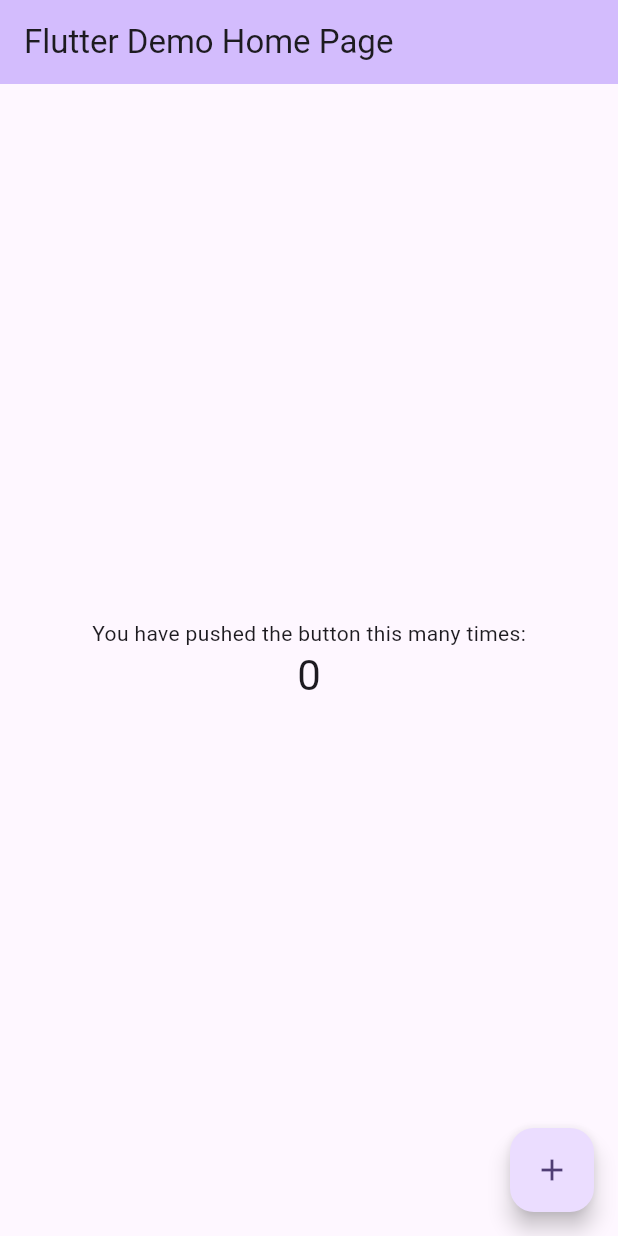
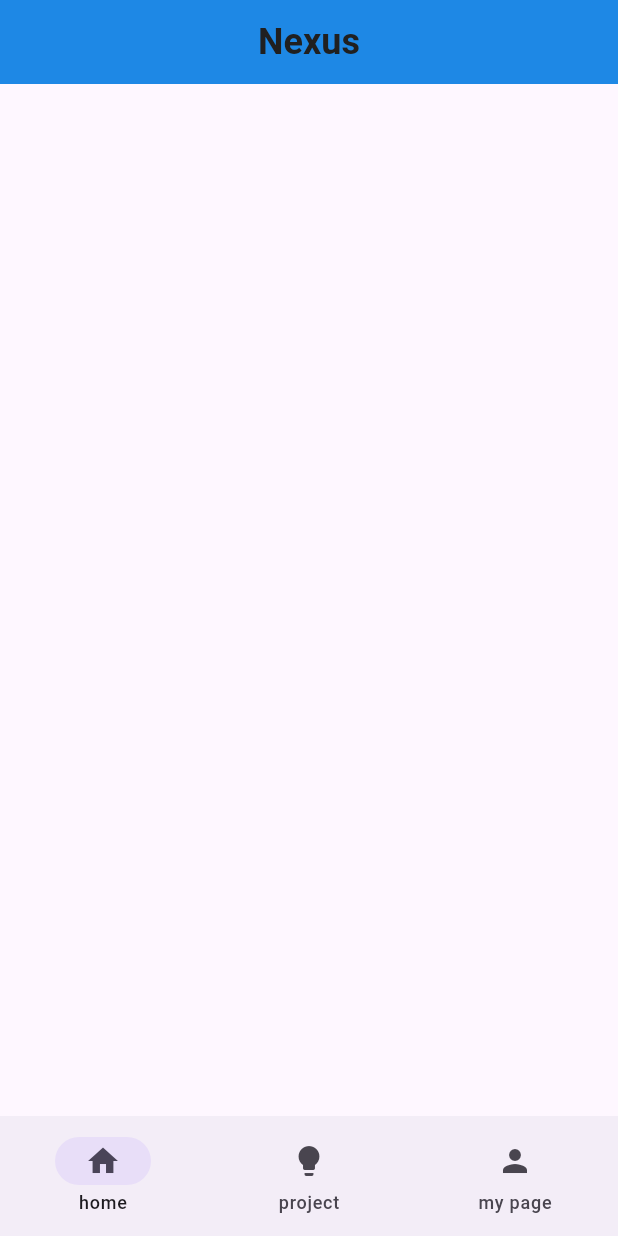
Before and after one commit to 976520/nexus-app, a Flutter app: the screen it shows after launch, on a phone screen of 412 x 824 dp. Run offline on Flutter 3.47's test engine with Material 3 defaults, Android fonts, the phone set to English and light mode, and no system bars.

```diff
--- a/lib/main.dart
+++ b/lib/main.dart
@@ -1,125 +1,76 @@
 import 'package:flutter/material.dart';
 
 void main() {
-  runApp(const MyApp());
+  runApp(const App());
 }
 
-class MyApp extends StatelessWidget {
-  const MyApp({super.key});
+class App extends StatelessWidget {
+  const App({super.key});
 
-  // This widget is the root of your application.
   @override
   Widget build(BuildContext context) {
     return MaterialApp(
       title: 'Flutter Demo',
       theme: ThemeData(
-        // This is the theme of your application.
-        //
-        // TRY THIS: Try running your application with "flutter run". You'll see
-        // the application has a purple toolbar. Then, without quitting the app,
-        // try changing the seedColor in the colorScheme below to Colors.green
-        // and then invoke "hot reload" (save your changes or press the "hot
-        // reload" button in a Flutter-supported IDE, or press "r" if you used
-        // the command line to start the app).
-        //
-        // Notice that the counter didn't reset back to zero; the application
-        // state is not lost during the reload. To reset the state, use hot
-        // restart instead.
-        //
-        // This works for code too, not just values: Most code changes can be
-        // tested with just a hot reload.
-        colorScheme: ColorScheme.fromSeed(seedColor: Colors.deepPurple),
-        useMaterial3: true,
+        primaryColor: Colors.blue[600],
+        primaryColorDark: Colors.black54,
+        textTheme: const TextTheme(
+          titleLarge: TextStyle(fontSize: 24.0, fontWeight: FontWeight.bold, color: Color.fromRGBO(0x20, 0x20, 0x20,1)),
+        ),
       ),
-      home: const MyHomePage(title: 'Flutter Demo Home Page'),
+      home: Scaffold(
+        appBar: Header(),
+        body: Column(
+          verticalDirection: VerticalDirection.up,
+          children: <Widget>[
+            FootNavigator()
+          ],
+        ),
+      ),
     );
   }
 }
-
-class MyHomePage extends StatefulWidget {
-  const MyHomePage({super.key, required this.title});
-
-  // This widget is the home page of your application. It is stateful, meaning
-  // that it has a State object (defined below) that contains fields that affect
-  // how it looks.
-
-  // This class is the configuration for the state. It holds the values (in this
-  // case the title) provided by the parent (in this case the App widget) and
-  // used by the build method of the State. Fields in a Widget subclass are
-  // always marked "final".
-
-  final String title;
+class Header extends StatelessWidget implements PreferredSizeWidget{
+  const Header({super.key});
 
   @override
-  State<MyHomePage> createState() => _MyHomePageState();
-}
-
-class _MyHomePageState extends State<MyHomePage> {
-  int _counter = 0;
-
-  void _incrementCounter() {
-    setState(() {
-      // This call to setState tells the Flutter framework that something has
-      // changed in this State, which causes it to rerun the build method below
-      // so that the display can reflect the updated values. If we changed
-      // _counter without calling setState(), then the build method would not be
-      // called again, and so nothing would appear to happen.
-      _counter++;
-    });
+  Widget build(BuildContext context) {
+    final ThemeData theme = Theme.of(context);
+    return AppBar(
+      title: Text('Nexus', style: theme.textTheme.titleLarge),
+      backgroundColor: theme.primaryColor,
+      centerTitle: true,
+    );
   }
 
   @override
+  Size get preferredSize => const Size.fromHeight(kToolbarHeight);
+}
+
+class FootNavigator extends StatefulWidget {
+  const FootNavigator({super.key});
+
+  @override
+  _FootNavigatorState createState() => _FootNavigatorState();
+}
+class _FootNavigatorState extends State<FootNavigator> {
+  int currentPage = 0;
+  @override
   Widget build(BuildContext context) {
-    // This method is rerun every time setState is called, for instance as done
-    // by the _incrementCounter method above.
-    //
-    // The Flutter framework has been optimized to make rerunning build methods
-    // fast, so that you can just rebuild anything that needs updating rather
-    // than having to individually change instances of widgets.
-    return Scaffold(
-      appBar: AppBar(
-        // TRY THIS: Try changing the color here to a specific color (to
-        // Colors.amber, perhaps?) and trigger a hot reload to see the AppBar
-        // change color while the other colors stay the same.
-        backgroundColor: Theme.of(context).colorScheme.inversePrimary,
-        // Here we take the value from the MyHomePage object that was created by
-        // the App.build method, and use it to set our appbar title.
-        title: Text(widget.title),
-      ),
-      body: Center(
-        // Center is a layout widget. It takes a single child and positions it
-        // in the middle of the parent.
-        child: Column(
-          // Column is also a layout widget. It takes a list of children and
-          // arranges them vertically. By default, it sizes itself to fit its
-          // children horizontally, and tries to be as tall as its parent.
-          //
-          // Column has various properties to control how it sizes itself and
-          // how it positions its children. Here we use mainAxisAlignment to
-          // center the children vertically; the main axis here is the vertical
-          // axis because Columns are vertical (the cross axis would be
-          // horizontal).
-          //
-          // TRY THIS: Invoke "debug painting" (choose the "Toggle Debug Paint"
-          // action in the IDE, or press "p" in the console), to see the
-          // wireframe for each widget.
-          mainAxisAlignment: MainAxisAlignment.center,
-          children: <Widget>[
-            const Text(
-              'You have pushed the button this many times:',
-            ),
-            Text(
-              '$_counter',
-              style: Theme.of(context).textTheme.headlineMedium,
-            ),
-          ],
-        ),
-      ),
-      floatingActionButton: FloatingActionButton(
-        onPressed: _incrementCounter,
-        tooltip: 'Increment',
-        child: const Icon(Icons.add),
-      ), // This trailing comma makes auto-formatting nicer for build methods.
+    // final ThemeData theme = Theme.of(context);
+    return NavigationBar(
+      destinations: const [
+        NavigationDestination(icon: Icon(Icons.home), label: "home"),
+        NavigationDestination(icon: Icon(Icons.lightbulb), label: "project"),
+        NavigationDestination(icon: Icon(Icons.person), label: "my page"),
+      ],
+      onDestinationSelected: (index) {
+        setState(() {
+          currentPage = index;
+        });
+      },
+      selectedIndex: currentPage,
     );
   }
+
 }
```
